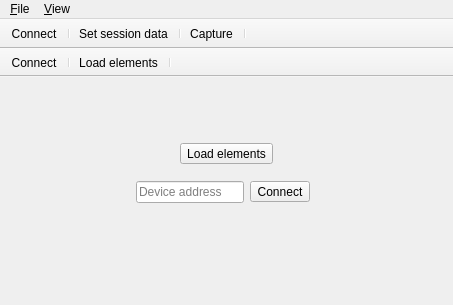
Qt form app/src/elapseclient.ui (sijk/elapse) before a commit.
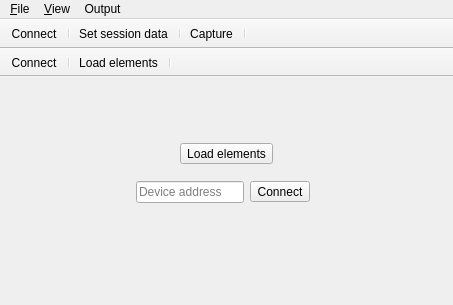
The same form after that commit. Icons and pictures are not drawn. Custom widgets are drawn as their Qt base class.

What changed in the file:
```diff
--- a/app/src/elapseclient.ui
+++ b/app/src/elapseclient.ui
@@ -154,8 +154,18 @@
     </property>
     <addaction name="actionLogView"/>
    </widget>
+   <widget class="QMenu" name="menuOutput">
+    <property name="title">
+     <string>Output</string>
+    </property>
+    <addaction name="actionSaveRawData"/>
+    <addaction name="actionSaveSamples"/>
+    <addaction name="actionSaveFeatureVectors"/>
+    <addaction name="actionSaveCognitiveState"/>
+   </widget>
    <addaction name="menuFile"/>
    <addaction name="menu_View"/>
+   <addaction name="menuOutput"/>
   </widget>
   <widget class="QToolBar" name="connectedToolBar">
    <property name="windowTitle">
```
Left out of the diff: 36 changed lines with no effect on the pictures.
